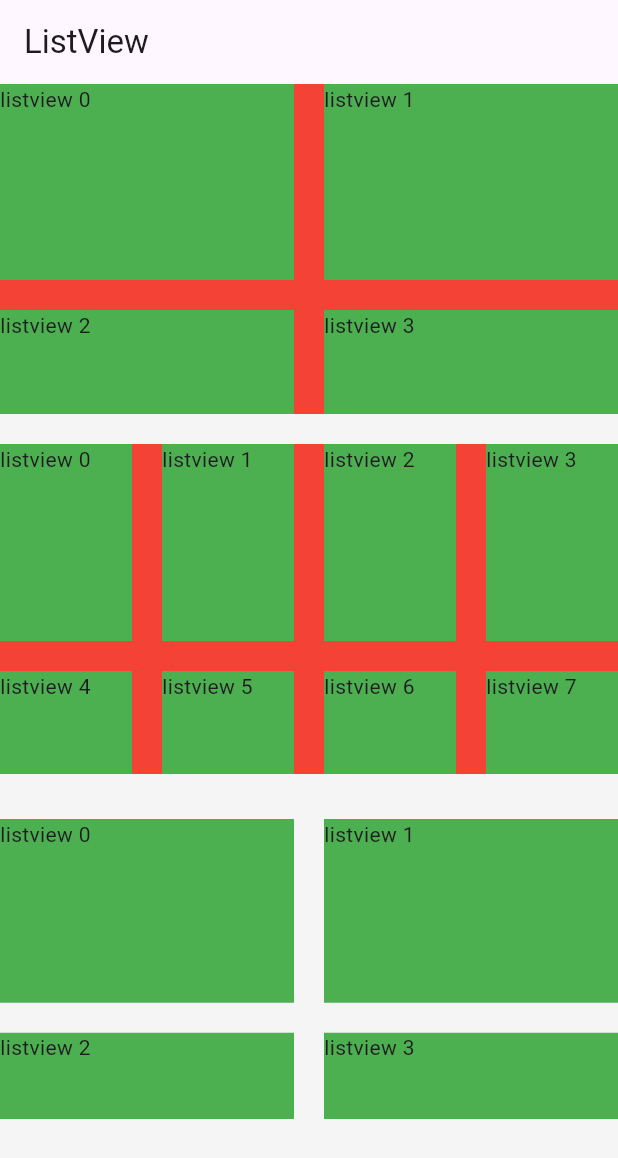
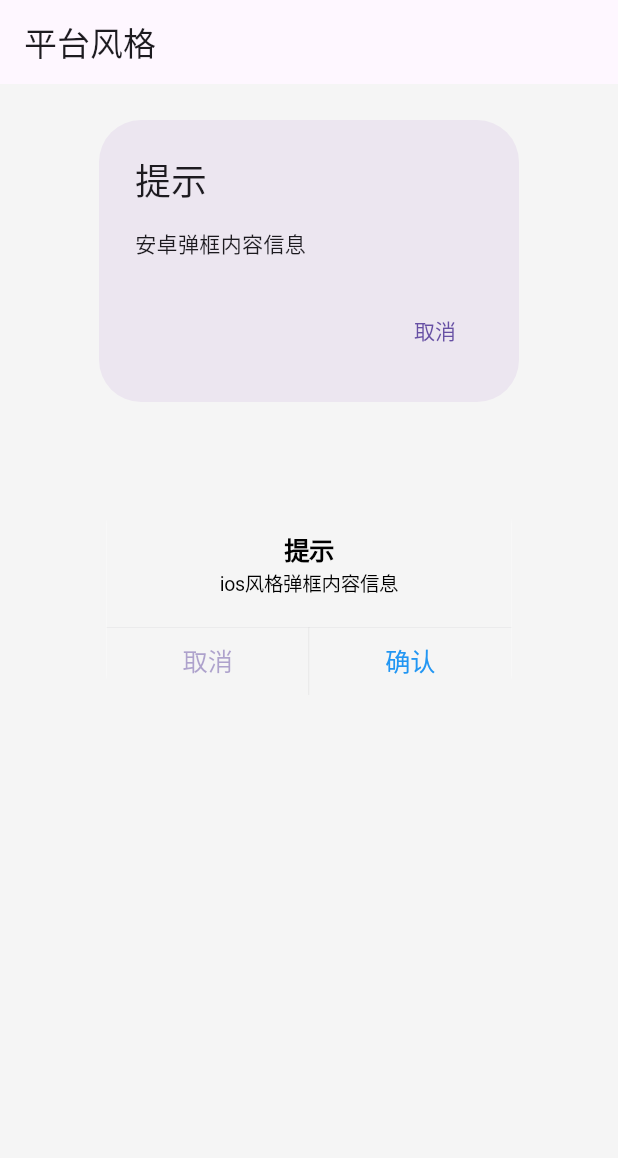
Before and after one commit to wxStart/flutter-dart-zhishi, a Flutter app: the screen it shows after launch, on a phone screen of 412 x 824 dp. Shown: the top 1158 px of the screen. Run offline on Flutter 3.47's test engine with Material 3 defaults, Android fonts, the phone set to English and light mode, and no system bars.

Commit message:
平台相关的代码

```diff
--- /dev/null
+++ b/lib/01常用/10.平台风格-弹窗.dart
@@ -0,0 +1,68 @@
+import 'package:flutter/material.dart';
+import 'package:flutter/cupertino.dart';
+import 'dart:io';
+
+class MaterialDemo extends StatelessWidget {
+  const MaterialDemo({super.key});
+
+  @override
+  Widget build(BuildContext context) {
+    return Container(
+      child: AlertDialog(
+        title: Text('提示'),
+        content: Text('安卓弹框内容信息'),
+        actions: [TextButton(onPressed: () {}, child: Text('取消'))],
+      ),
+    );
+  }
+}
+
+class CupertinoDemo extends StatelessWidget {
+  const CupertinoDemo({super.key});
+
+  @override
+  Widget build(BuildContext context) {
+    return Container(
+      child: const CupertinoAlertDialog(
+          title: Text('提示'),
+          content: Text('ios风格弹框内容信息'),
+          actions: [
+            CupertinoDialogAction(child: Text('取消')),
+            CupertinoDialogAction(
+                child: Text('确认', style: TextStyle(color: Colors.blue)))
+          ]),
+    );
+  }
+}
+
+class MyApp extends StatelessWidget {
+  @override
+  Widget build(BuildContext context) {
+    if (Platform.isIOS) {
+      // 判断是ios
+      print('ios');
+    }
+    if (Platform.isAndroid) {
+      // 判断是安卓
+      print('isAndroid');
+    }
+    return MaterialApp(
+      home: Scaffold(
+        backgroundColor: Colors.grey[100],
+        appBar: AppBar(
+          title: const Text('平台风格'),
+        ),
+        body: const Column(
+          children: [
+            // 安卓
+            MaterialDemo(),
+
+            // ios
+
+            CupertinoDemo()
+          ],
+        ),
+      ),
+    );
+  }
+}
--- a/lib/main.dart
+++ b/lib/main.dart
@@ -12,7 +12,8 @@ import 'package:flutter/material.dart';
 // import './01常用/08.按钮.dart';
 // import './01常用/09.列表组件-SingleChildScrollView.dart';
 // import './01常用/09.列表组件-ListView.dart';
-import './01常用/09.列表组件-GridView.dart';
+// import './01常用/09.列表组件-GridView.dart';
+import './01常用/10.平台风格-弹窗.dart';
 
 void main() => runApp(MyApp());
 
```
Also changed, not shown: 1 other file.
